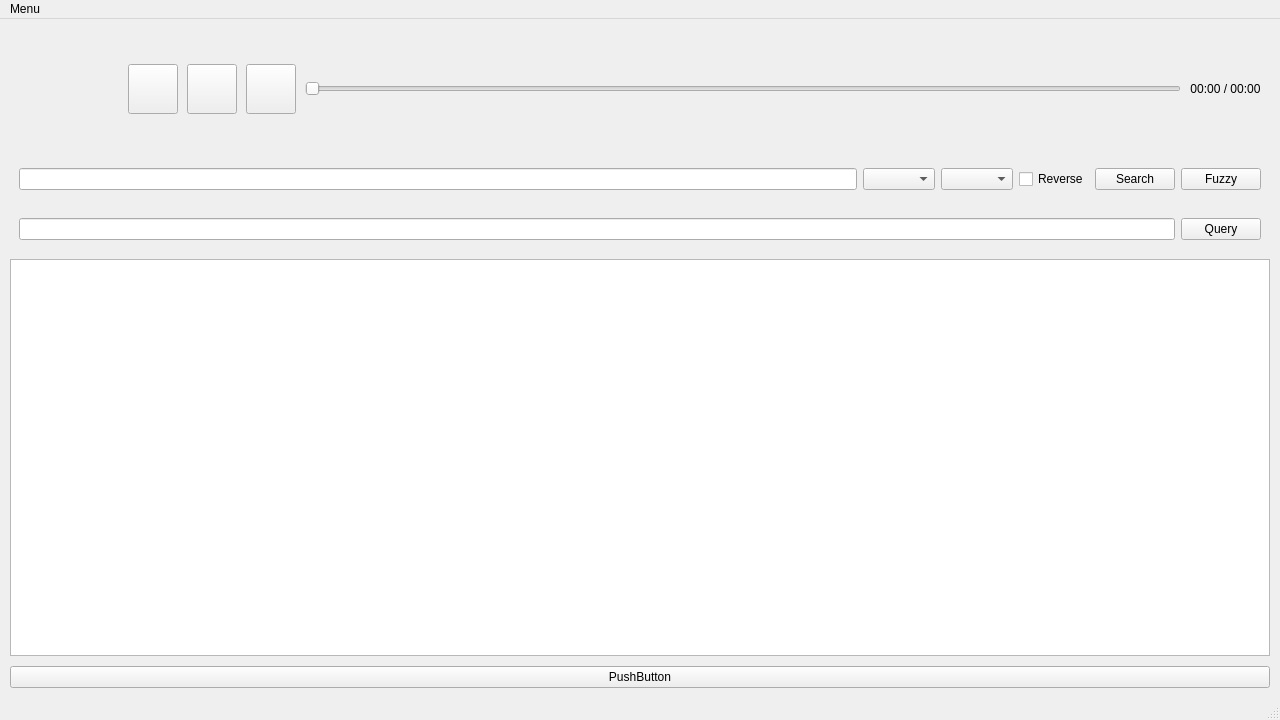
HMKRL/PyQt-MusicPlayer, file mainwindow.ui: the form before one commit.
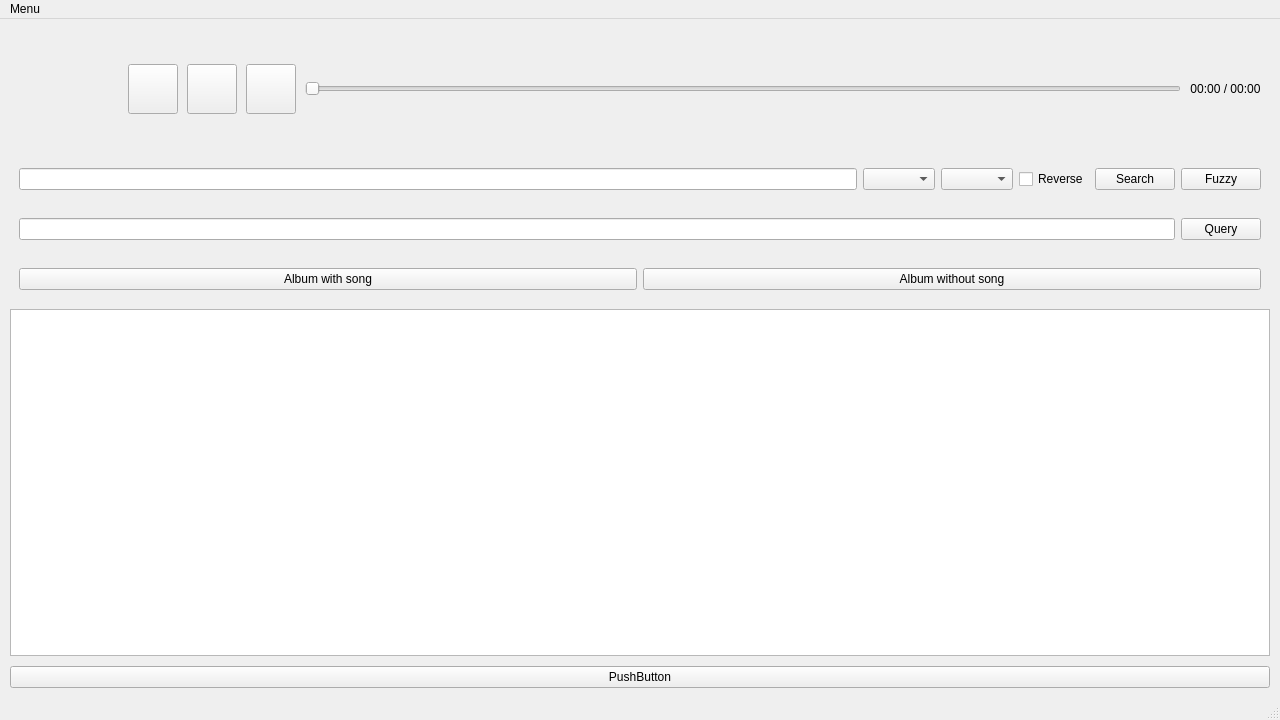
The form after the commit.

Commit message: Finished EXIST & NOT EXIST

```diff
--- a/mainwindow.ui
+++ b/mainwindow.ui
@@ -250,6 +250,26 @@
       </layout>
      </widget>
     </item>
+    <item>
+     <widget class="QWidget" name="widget_4" native="true">
+      <layout class="QHBoxLayout" name="horizontalLayout_4">
+       <item>
+        <widget class="QPushButton" name="exist">
+         <property name="text">
+          <string>Album with song</string>
+         </property>
+        </widget>
+       </item>
+       <item>
+        <widget class="QPushButton" name="notExist">
+         <property name="text">
+          <string>Album without song</string>
+         </property>
+        </widget>
+       </item>
+      </layout>
+     </widget>
+    </item>
     <item>
      <widget class="QTableView" name="tableView"/>
     </item>
```
The commit also changes 2 other files.
